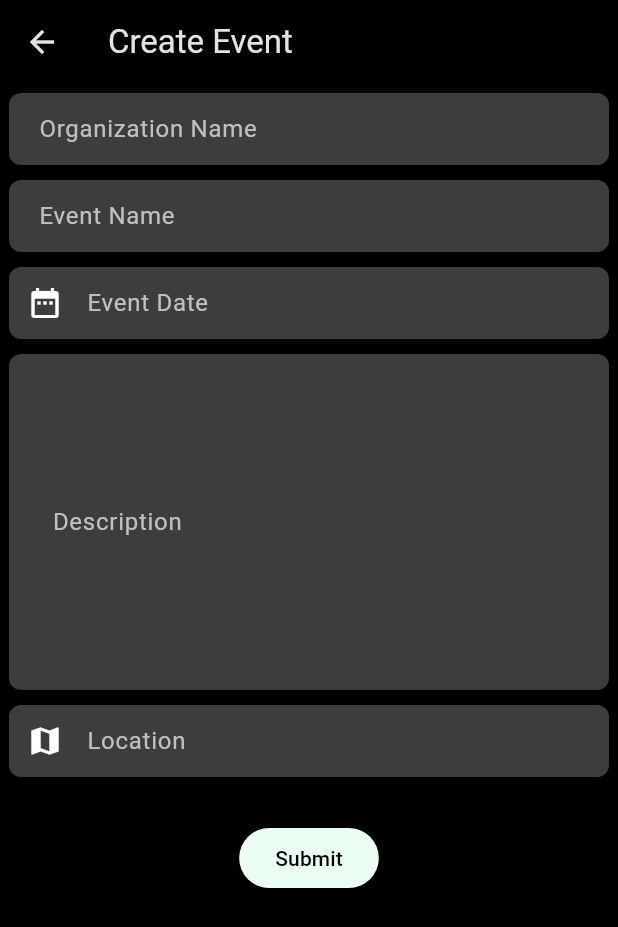
After one commit to KavishkaSashmitha/civic_1, a Flutter app: the screen it shows after launch, item 2 of the bottom bar chosen, after a tap on the "add" icon, on a phone screen of 412 x 824 dp. The commit adds this screen. Shown: the top 927 px of the screen. Run offline on Flutter 3.47's test engine with Material 3 defaults, Android fonts, the phone set to English and light mode, and no system bars; our stand-ins replace google_fonts, google_maps_flutter, toggle_switch.

Commit message:
update my form

```diff
--- a/analysis_options.yaml
+++ b/analysis_options.yaml
@@ -7,6 +7,9 @@
 
 # The following line activates a set of recommended lints for Flutter apps,
 # packages, and plugins designed to encourage good coding practices.
+analyzer:
+  errors:
+    prefer_const_constructors: ignore
 include: package:flutter_lints/flutter.yaml
 
 linter:
--- /dev/null
+++ b/lib/screens/Form_Community.dart
@@ -0,0 +1,269 @@
+import 'package:flutter/material.dart';
+import 'package:google_maps_flutter/google_maps_flutter.dart';
+import 'package:intl/intl.dart';
+
+class Form_Community extends StatefulWidget {
+  @override
+  _Form_CommunityState createState() => _Form_CommunityState();
+}
+
+class _Form_CommunityState extends State<Form_Community> {
+  DateTime? _selectedDate;
+  LatLng? _selectedLocation;
+
+  final TextEditingController _orgNameController = TextEditingController();
+  final TextEditingController _eventNameController = TextEditingController();
+  final TextEditingController _descriptionController = TextEditingController();
+  final TextEditingController _locationController = TextEditingController();
+
+  @override
+  void dispose() {
+    _orgNameController.dispose();
+    _eventNameController.dispose();
+    _descriptionController.dispose();
+    _locationController.dispose();
+    super.dispose();
+  }
+
+  Future<void> _selectDate(BuildContext context) async {
+    final DateTime now = DateTime.now();
+    final DateTime tomorrow = now.add(Duration(days: 1));
+    final DateTime? pickedDate = await showDatePicker(
+      context: context,
+      initialDate: _selectedDate ?? tomorrow,
+      firstDate: tomorrow,
+      lastDate: DateTime(2100),
+    );
+
+    if (pickedDate != null && pickedDate != _selectedDate) {
+      setState(() {
+        _selectedDate = pickedDate;
+      });
+    }
+  }
+
+  Future<void> _selectLocation(BuildContext context) async {
+    final LatLng? pickedLocation = await Navigator.of(context).push(
+      MaterialPageRoute(builder: (context) => LocationPickerScreen()),
+    );
+
+    if (pickedLocation != null) {
+      setState(() {
+        _selectedLocation = pickedLocation;
+        _locationController.text =
+            'Lat: ${pickedLocation.latitude}, Lng: ${pickedLocation.longitude}';
+      });
+    }
+  }
+
+  @override
+  Widget build(BuildContext context) {
+    return Scaffold(
+      appBar: AppBar(
+        title: Text('Create Event'),
+        backgroundColor: Colors.black,
+      ),
+      body: Padding(
+        padding: EdgeInsets.all(6.0),
+        child: SingleChildScrollView(
+          child: Column(
+            crossAxisAlignment: CrossAxisAlignment.start,
+            children: [
+              _buildTextField(
+                controller: _orgNameController,
+                labelText: 'Organization Name',
+              ),
+              SizedBox(height: 10),
+              _buildTextField(
+                controller: _eventNameController,
+                labelText: 'Event Name',
+              ),
+              SizedBox(height: 10),
+              _buildDatePickerField(context),
+              SizedBox(height: 10),
+              _buildTextField(
+                controller: _descriptionController,
+                labelText: 'Description',
+                maxLines: 8,
+                padding: EdgeInsets.symmetric(horizontal: 25.0, vertical: 16.0),
+              ),
+              SizedBox(height: 10),
+              _buildLocationPickerField(context),
+              SizedBox(height: 30),
+              Center(
+                child: ElevatedButton(
+                  onPressed: _handleSubmit,
+                  child: Text('Submit'),
+                  style: ElevatedButton.styleFrom(
+                    foregroundColor: Colors.black,
+                    backgroundColor: Color(0xFFEAFEF1),
+                  ),
+                ),
+              ),
+            ],
+          ),
+        ),
+      ),
+      backgroundColor: Colors.black,
+    );
+  }
+
+  Widget _buildTextField({
+    required TextEditingController controller,
+    required String labelText,
+    int maxLines = 1,
+    EdgeInsetsGeometry padding = const EdgeInsets.symmetric(horizontal: 16.0),
+  }) {
+    return Container(
+      decoration: BoxDecoration(
+        color: Color(0xFF3D3D3D),
+        borderRadius: BorderRadius.circular(8.0),
+      ),
+      child: TextField(
+        controller: controller,
+        decoration: InputDecoration(
+          labelText: labelText,
+          labelStyle: TextStyle(color: Color(0xFFC0C0C0)),
+          border: OutlineInputBorder(
+            borderRadius: BorderRadius.circular(8.0),
+            borderSide: BorderSide.none,
+          ),
+          contentPadding: padding,
+        ),
+        style: TextStyle(color: Colors.white),
+        maxLines: maxLines,
+      ),
+    );
+  }
+
+  Widget _buildDatePickerField(BuildContext context) {
+    return Container(
+      decoration: BoxDecoration(
+        color: Color(0xFF3D3D3D),
+        borderRadius: BorderRadius.circular(8.0),
+      ),
+      child: TextField(
+        decoration: InputDecoration(
+          labelText: 'Event Date',
+          labelStyle: TextStyle(color: Color(0xFFC0C0C0)),
+          prefixIcon: Icon(Icons.date_range, color: Colors.white),
+          border: OutlineInputBorder(
+            borderRadius: BorderRadius.circular(8.0),
+            borderSide: BorderSide.none,
+          ),
+          contentPadding: EdgeInsets.symmetric(horizontal: 16.0),
+        ),
+        style: TextStyle(color: Colors.white),
+        keyboardType: TextInputType.datetime,
+        onTap: () => _selectDate(context),
+        readOnly: true,
+        controller: TextEditingController(
+          text: _selectedDate != null
+              ? DateFormat('yyyy-MM-dd').format(_selectedDate!)
+              : '',
+        ),
+      ),
+    );
+  }
+
+  Widget _buildLocationPickerField(BuildContext context) {
+    return Container(
+      decoration: BoxDecoration(
+        color: Color(0xFF3D3D3D),
+        borderRadius: BorderRadius.circular(8.0),
+      ),
+      child: TextField(
+        controller: _locationController,
+        decoration: InputDecoration(
+          labelText: 'Location',
+          labelStyle: TextStyle(color: Color(0xFFC0C0C0)),
+          prefixIcon: Icon(Icons.map, color: Colors.white),
+          border: OutlineInputBorder(
+            borderRadius: BorderRadius.circular(8.0),
+            borderSide: BorderSide.none,
+          ),
+          contentPadding: EdgeInsets.symmetric(horizontal: 16.0),
+        ),
+        style: TextStyle(color: Colors.white),
+        readOnly: true,
+        onTap: () => _selectLocation(context),
+      ),
+    );
+  }
+
+  void _handleSubmit() {
+    if (_orgNameController.text.isEmpty ||
+        _eventNameController.text.isEmpty ||
+        _selectedDate == null ||
+        _selectedLocation == null) {
+      ScaffoldMessenger.of(context).showSnackBar(
+        SnackBar(content: Text('Please fill in all fields.')),
+      );
+      return;
+    }
+    // Handle form submission logic here
+  }
+}
+
+class LocationPickerScreen extends StatefulWidget {
+  @override
+  _LocationPickerScreenState createState() => _LocationPickerScreenState();
+}
+
+class _LocationPickerScreenState extends State<LocationPickerScreen> {
+  GoogleMapController? _mapController;
+  LatLng? _pickedLocation;
+
+  @override
+  void dispose() {
+    _mapController?.dispose();
+    super.dispose();
+  }
+
+  @override
+  Widget build(BuildContext context) {
+    return Scaffold(
+      appBar: AppBar(
+        title: Text('Select Location'),
+        backgroundColor: Colors.black,
+      ),
+      body: GoogleMap(
+        initialCameraPosition: CameraPosition(
+          target:
+              LatLng(37.7749, -122.4194), // Default location (San Francisco)
+          zoom: 14,
+        ),
+        onMapCreated: (controller) {
+          _mapController = controller;
+        },
+        onTap: (location) {
+          setState(() {
+            _pickedLocation = location;
+          });
+        },
+        markers: _pickedLocation != null
+            ? {
+                Marker(
+                  markerId: MarkerId('selected-location'),
+                  position: _pickedLocation!,
+                ),
+              }
+            : {},
+      ),
+      floatingActionButton: FloatingActionButton(
+        onPressed: () {
+          if (_pickedLocation != null) {
+            Navigator.of(context).pop(_pickedLocation);
+          } else {
+            ScaffoldMessenger.of(context).showSnackBar(
+              SnackBar(content: Text('Please select a location.')),
+            );
+          }
+        },
+        child: Icon(Icons.check),
+        backgroundColor: Color(0xFFEAFEF1),
+      ),
+      backgroundColor: Colors.black,
+    );
+  }
+}
--- a/lib/screens/community_page.dart
+++ b/lib/screens/community_page.dart
@@ -1,3 +1,4 @@
+import 'package:civic_1/screens/Form_Community.dart';
 import 'package:flutter/material.dart';
 import 'package:google_fonts/google_fonts.dart';
 import 'package:toggle_switch/toggle_switch.dart';
@@ -8,7 +9,7 @@ class GroupPage extends StatefulWidget {
 }
 
 class _GroupPageState extends State<GroupPage> {
-  int _currentIndex = 1;
+  int _currentIndex = 0;
 
   @override
   Widget build(BuildContext context) {
@@ -25,33 +26,30 @@ class _GroupPageState extends State<GroupPage> {
                 fontWeight: FontWeight.bold,
               ),
               textAlign: TextAlign.center,
-              maxLines: 1, // Use maxLines to limit the number of lines
+              maxLines: 1,
             ),
           ),
         ),
-        backgroundColor:
-            Colors.black, // Correct property for AppBar background color
+        backgroundColor: Colors.black,
       ),
       body: Padding(
         padding: const EdgeInsets.all(16.0),
         child: Column(
           children: [
-            SizedBox(height: 20), // Add space from the top
+            SizedBox(height: 20),
             Center(
               child: Padding(
-                padding: const EdgeInsets.all(
-                    8.0), // Add padding around the ToggleSwitch
+                padding: const EdgeInsets.all(8.0),
                 child: ToggleSwitch(
                   minWidth: 120.0,
                   cornerRadius: 20.0,
                   activeBgColors: [
-                    [Colors.white], // Change active background color
-                    [Colors.white] // Change active background color
+                    [Colors.white],
+                    [Colors.white]
                   ],
-                  activeFgColor: Colors.red, // Change text color when active
+                  activeFgColor: Colors.red,
                   inactiveBgColor: Colors.grey,
-                  inactiveFgColor:
-                      Colors.black, // Change text color when inactive
+                  inactiveFgColor: Colors.black,
                   initialLabelIndex: _currentIndex,
                   totalSwitches: 2,
                   labels: ['UPCOMING', 'PAST EVENTS'],
@@ -67,11 +65,19 @@ class _GroupPageState extends State<GroupPage> {
           ],
         ),
       ),
+      floatingActionButton: FloatingActionButton(
+        onPressed: () {
+          Navigator.push(
+            context,
+            MaterialPageRoute(builder: (context) => Form_Community()),
+          );
+        },
+        child: Icon(Icons.add),
+        backgroundColor: Colors.red,
+      ),
+      floatingActionButtonLocation:
+          FloatingActionButtonLocation.endFloat, // Aligns to the right corner
       backgroundColor: Colors.black,
     );
   }
 }
-
-void main() => runApp(MaterialApp(
-      home: GroupPage(),
-    ));
--- a/lib/screens/home_screen.dart
+++ b/lib/screens/home_screen.dart
@@ -118,7 +118,7 @@ class NotificationsTab extends StatelessWidget {
 class ProfileTab extends StatelessWidget {
   @override
   Widget build(BuildContext context) {
-    return Center(
+    return const Center(
       child: Text(
         'Profile Screen',
         style: TextStyle(color: Colors.white),
@@ -136,7 +136,7 @@ class GroupTab extends StatelessWidget {
         title: Text('Group Screen'),
         backgroundColor: Color(0xFF1D1F24),
       ),
-      body: Center(
+      body: const Center(
         child: Text(
           'Group Screen',
           style: TextStyle(color: Colors.white),
--- a/pubspec.yaml
+++ b/pubspec.yaml
@@ -38,6 +38,9 @@ dependencies:
   flutter_switch: ^0.3.2
   toggle_switch: ^2.3.0
   google_fonts: ^6.2.1
+  intl: ^0.19.0
+  google_maps_flutter: ^2.9.0
+  geolocator: ^13.0.1
 
 dev_dependencies:
   flutter_test:
```
Also changed, not shown: pubspec.lock, 6 other files.
